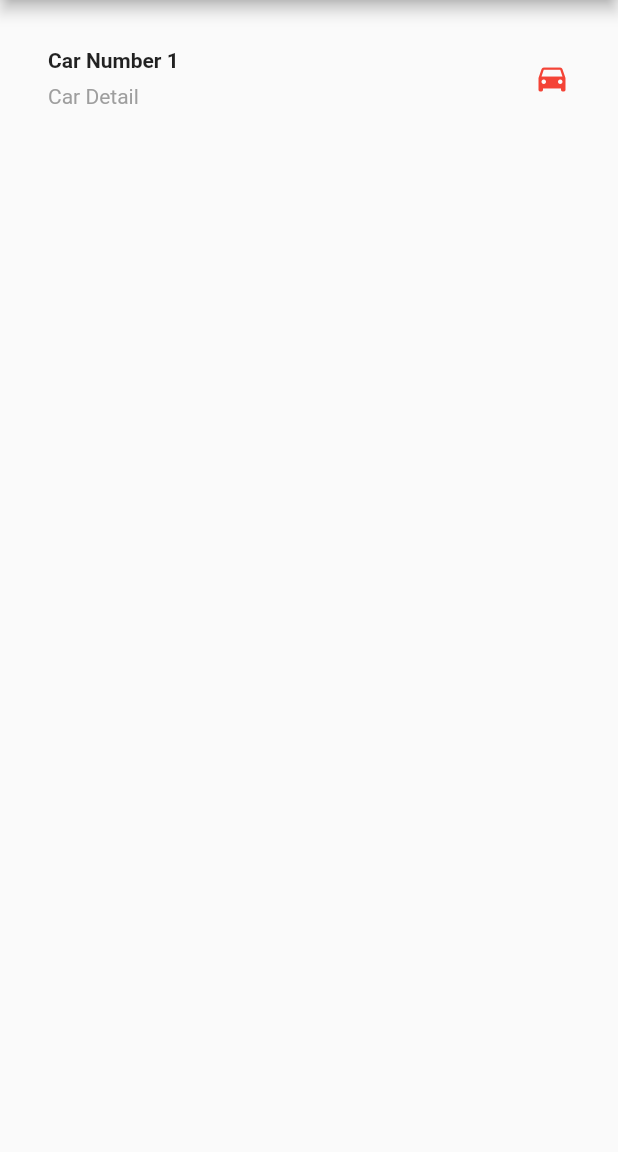
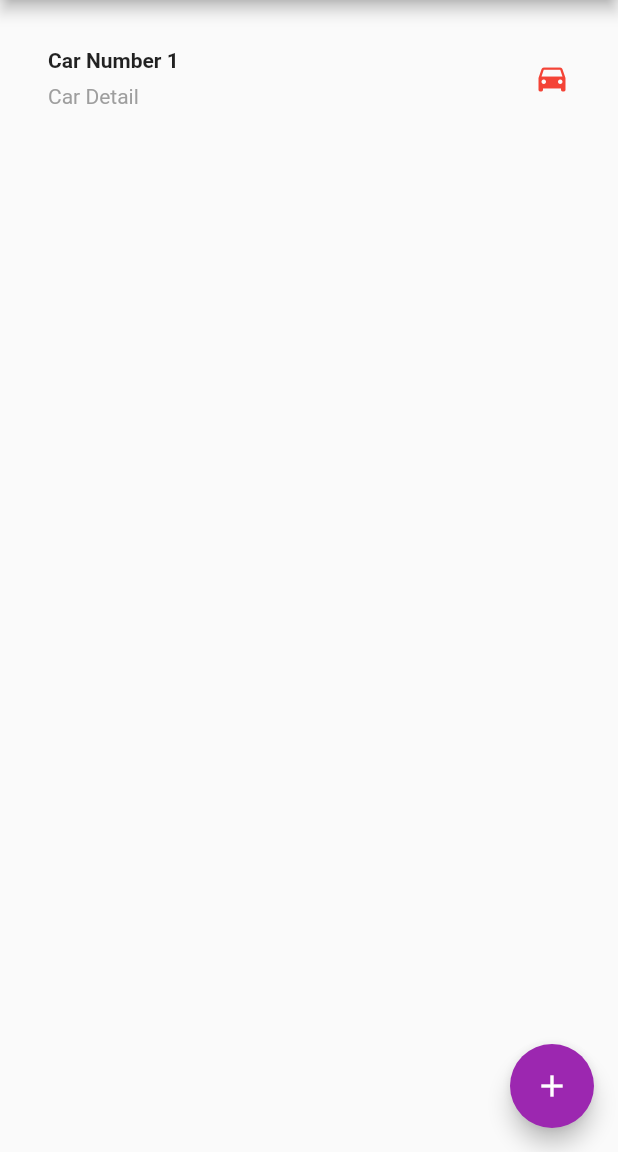
Before and after one commit to aSilverSoul/CarMaintenanceMinder, a Flutter app: the screen it shows after launch, on a phone screen of 412 x 824 dp, the part 84-1236 px from its top. Run offline on Flutter 3.47's test engine with Material 2 defaults, Android fonts, the phone set to English and light mode, and no system bars.

Commit message:
add button added

```diff
--- a/maintenance_reminder_app/lib/main.dart
+++ b/maintenance_reminder_app/lib/main.dart
@@ -16,7 +16,15 @@ class MyApp extends StatelessWidget {
           centerTitle: true,
         ),
         body: Column(
-          children: <Widget>[carList],)
+          children: <Widget>[carList],
+        ),
+          floatingActionButton: FloatingActionButton(
+            onPressed: () {
+              //where we add the code for adding a car
+              //move to second page here
+       },
+        child: Icon(Icons.add),
+      ),
       ),
     );
   }
```
